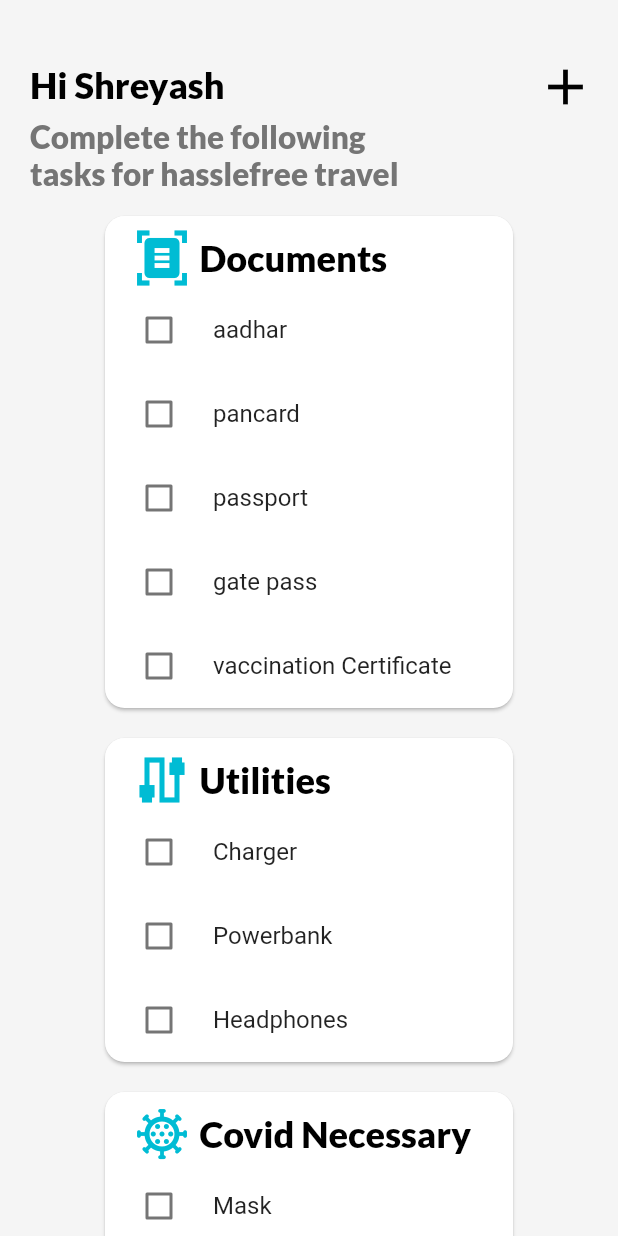
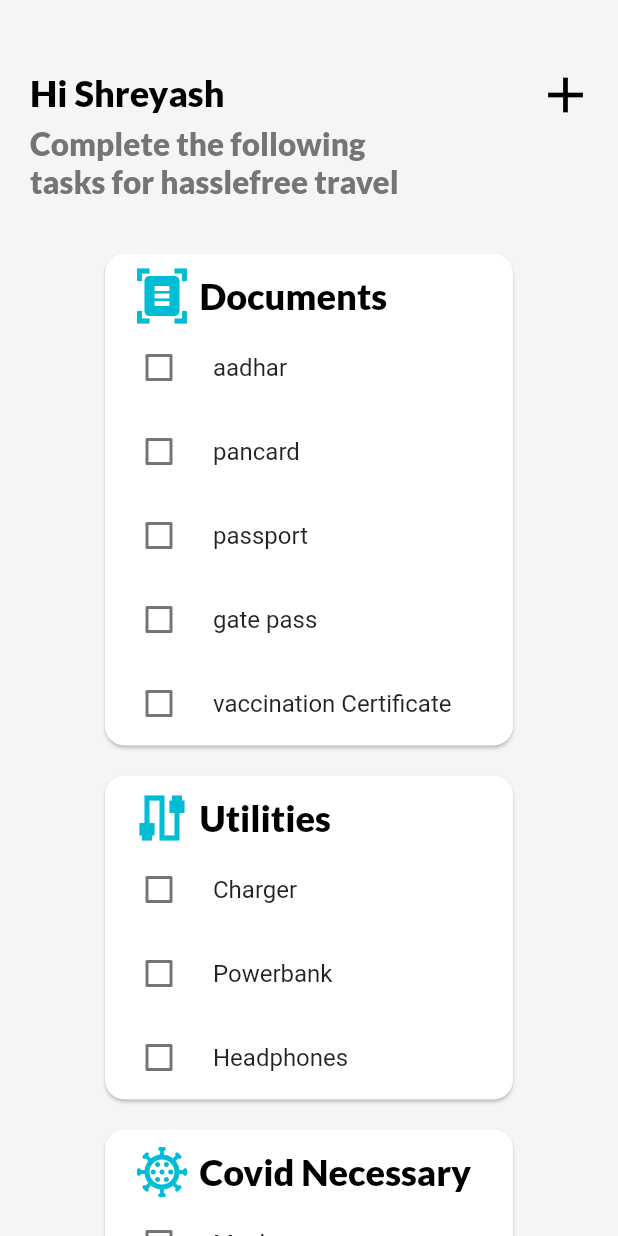
Before and after one commit to kotgire-shreyash/Airway-Companion, a Flutter app: the screen it shows after launch, on a phone screen of 412 x 824 dp. Run offline on Flutter 3.47's test engine with Material 2 defaults, Android fonts, the phone set to English and light mode, and no system bars; our stand-ins replace animated_text_kit, cloud_firestore, firebase_auth, firebase_core, flutter_bloc, flutter_staggered_animations and 3 more; missing offline and left inert: flutter_animated_dialog; accounts and stored records are empty.

Commit message:
commit for checklist phase 2

```diff
--- /dev/null
+++ b/lib/Logic/Bloc/ChecklistBloc/task_data.dart
@@ -0,0 +1,35 @@
+import 'package:airwaycompanion/Modules/Checklist/widgets/task_class.dart';
+import 'package:flutter/material.dart';
+
+// Initial data of task card for widget list
+final List<taskClass> taskList = [
+  taskClass(
+    title: 'Documents',
+    todolist: [
+      'aadhar',
+      'pancard',
+      'passport',
+      'gate pass',
+      'vaccination Certificate',
+    ],
+    iconData: Icons.document_scanner,
+  ),
+  taskClass(
+    title: 'Utilities',
+    todolist: [
+      'Charger',
+      'Powerbank',
+      'Headphones',
+    ],
+    iconData: Icons.cable_sharp,
+  ),
+  taskClass(
+    title: 'Covid Necessary',
+    todolist: [
+      'Mask',
+      'Hand Sanitizer',
+      'RTPCR Report',
+    ],
+    iconData: Icons.coronavirus_outlined,
+  ),
+];
--- a/lib/Modules/Checklist/Screens/checklist_screen.dart
+++ b/lib/Modules/Checklist/Screens/checklist_screen.dart
@@ -1,6 +1,6 @@
+import 'package:airwaycompanion/Logic/Bloc/ChecklistBloc/task_data.dart';
 import 'package:airwaycompanion/Modules/Checklist/widgets/task_card.dart';
 import 'package:airwaycompanion/Modules/Checklist/widgets/task_class.dart';
-import 'package:airwaycompanion/Modules/Checklist/widgets/todo_tile.dart';
 import 'package:flutter/material.dart';
 import 'package:google_fonts/google_fonts.dart';
 
@@ -32,7 +32,7 @@ class _CheckListScreenState extends State<CheckListScreen> {
         child: Column(
           children: [
             const SizedBox(
-              height: 30,
+              height: 35,
             ),
             Row(
               mainAxisAlignment: MainAxisAlignment.spaceBetween,
@@ -95,6 +95,9 @@ class _CheckListScreenState extends State<CheckListScreen> {
                 textScaleFactor: 1.4,
               ),
             ),
+            const SizedBox(
+              height: 20,
+            ),
             Column(
               children: _todoWidgets,
             ),
@@ -133,36 +136,3 @@ class _CheckListScreenState extends State<CheckListScreen> {
     }
   }
 }
-
-// Initial data of task card for widget list
-final List<taskClass> taskList = [
-  taskClass(
-    title: 'Documents',
-    todolist: [
-      'aadhar',
-      'pancard',
-      'passport',
-      'gate pass',
-      'vaccination Certificate',
-    ],
-    iconData: Icons.document_scanner,
-  ),
-  taskClass(
-    title: 'Utilities',
-    todolist: [
-      'Charger',
-      'Powerbank',
-      'Headphones',
-    ],
-    iconData: Icons.cable_sharp,
-  ),
-  taskClass(
-    title: 'Covid Necessary',
-    todolist: [
-      'Mask',
-      'Hand Sanitizer',
-      'RTPCR Report',
-    ],
-    iconData: Icons.coronavirus_outlined,
-  ),
-];
--- a/lib/Modules/Checklist/widgets/task_card.dart
+++ b/lib/Modules/Checklist/widgets/task_card.dart
@@ -25,14 +25,14 @@ class TaskCard extends StatelessWidget {
       },
       child: Container(
         width: 280,
-        margin: EdgeInsets.only(top: 12),
+        margin: const EdgeInsets.only(top: 12),
         child: Card(
           shape:
               RoundedRectangleBorder(borderRadius: BorderRadius.circular(13)),
           child: Column(
             children: [
               Container(
-                margin: EdgeInsets.only(left: 18, top: 8),
+                margin: const EdgeInsets.only(left: 18, top: 8),
                 child: Row(
                   mainAxisAlignment: MainAxisAlignment.start,
                   children: [
```
